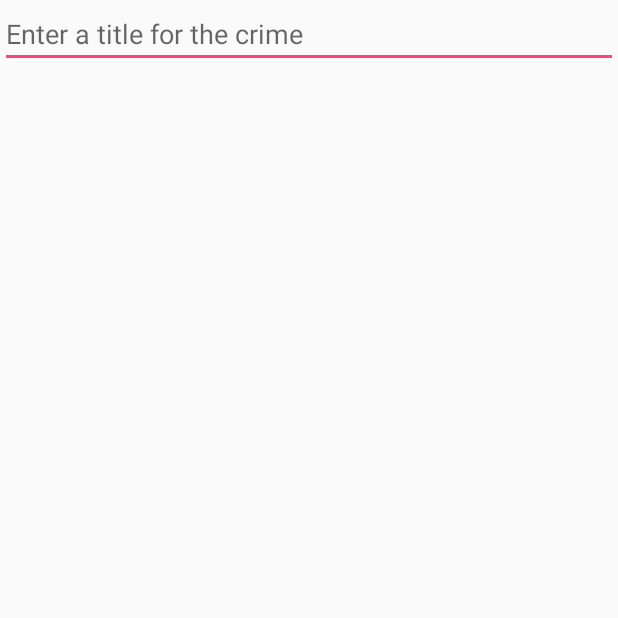
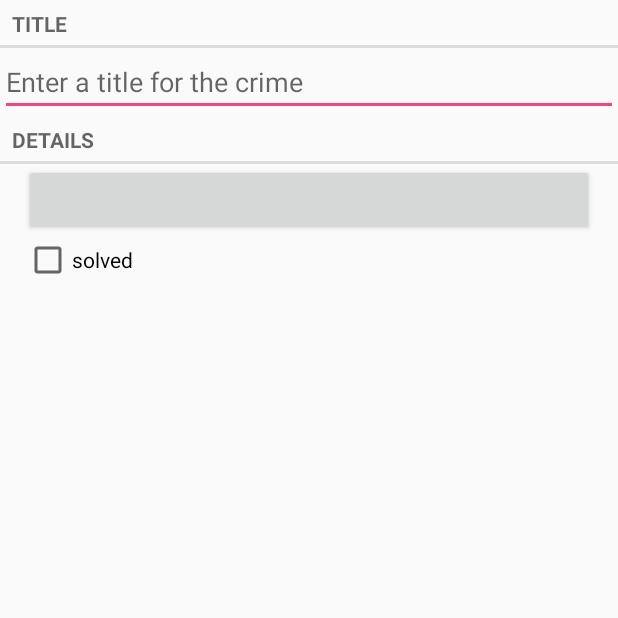
Before and after one commit to MollieS/CriminalIntent, an Android app: the screen it shows after launch (CrimeActivity), on a phone screen of 412 x 824 dp, the top half of it. Run offline under Robolectric (Android 15) with nearby library versions, the phone set to English and light mode, and no system bars.

Commit message:
Updates layout

```diff
--- a/app/src/main/res/layout/fragment_crime.xml
+++ b/app/src/main/res/layout/fragment_crime.xml
@@ -5,10 +5,38 @@
     android:layout_width="match_parent"
     android:layout_height="match_parent">
 
+    <TextView
+        android:layout_width="match_parent"
+        android:layout_height="wrap_content"
+        style="?android:listSeparatorTextViewStyle"
+        android:text="@string/title_label" />
+
     <EditText
         android:layout_width="match_parent"
         android:layout_height="wrap_content"
         android:id="@+id/crime_title"
         android:hint="@string/crime_title_hint"/>
 
+    <TextView
+        android:layout_width="match_parent"
+        android:layout_height="wrap_content"
+        style="?android:listSeparatorTextViewStyle"
+        android:text="@string/details_label" />
+
+    <Button
+        android:id="@+id/crime_date"
+        android:layout_marginLeft="16dp"
+        android:layout_marginRight="16dp"
+        android:layout_width="match_parent"
+        android:layout_height="wrap_content" />
+
+    <CheckBox
+        android:id="@+id/crime_solved"
+        android:layout_width="match_parent"
+        android:layout_height="wrap_content"
+        android:layout_marginLeft="16dp"
+        android:layout_marginRight="16dp"
+        android:text="@string/solved"
+        />
+
 </LinearLayout>
--- a/app/src/main/res/values/strings.xml
+++ b/app/src/main/res/values/strings.xml
@@ -1,4 +1,7 @@
 <resources>
     <string name="app_name">CriminalIntent</string>
     <string name="crime_title_hint">Enter a title for the crime</string>
+    <string name="title_label">title</string>
+    <string name="details_label">details</string>
+    <string name="solved">solved</string>
 </resources>
```
